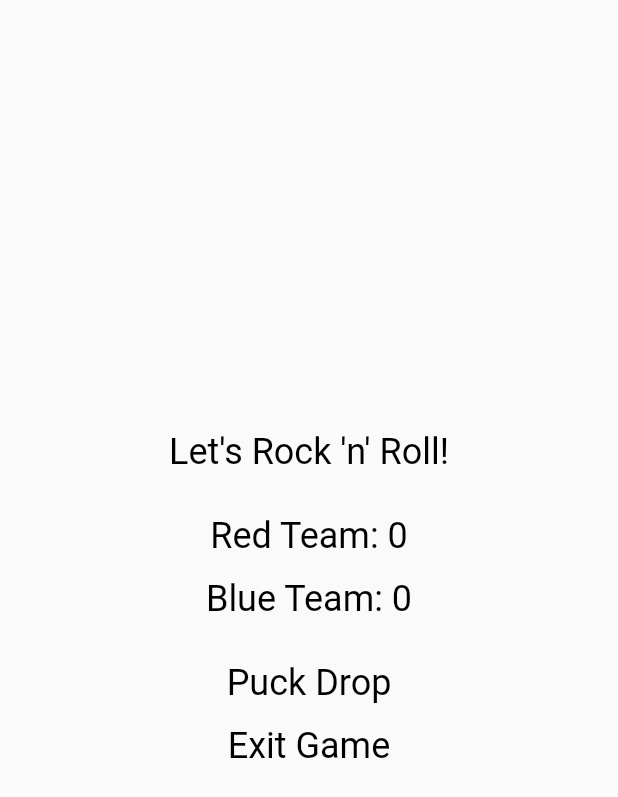
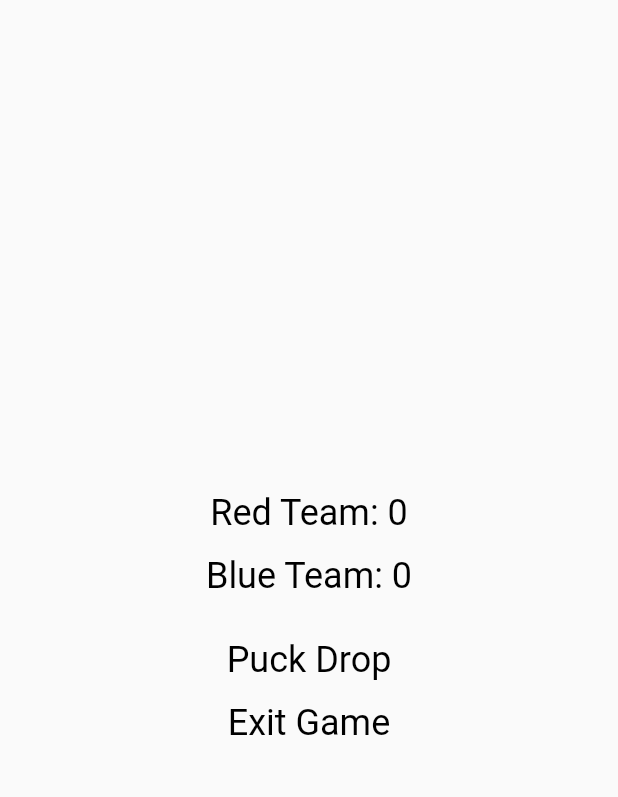
Before and after one commit to peeweesusername/airhockey, a Flutter app: what faceoffMenuBuilder() shows on an empty page, opened directly with empty values, on a phone screen of 412 x 824 dp. Shown: the top 797 px of the screen. Run offline on Flutter 3.47's test engine with Material 2 defaults, Android fonts, the phone set to English and light mode, and no system bars; missing offline and left inert: flame, flame_forge2d.

Commit message:
Improved Menus

```diff
--- a/lib/airhockeygame.dart
+++ b/lib/airhockeygame.dart
@@ -67,6 +67,7 @@ class AirHockeyGame extends Forge2DGame with HasDraggables, TapDetector {
   void restartGame() {
     redscore = 0;
     bluescore = 0;
+    whoScored = PlayerColor.noPlayer;
     paddlesReset();
     overlays.add('FaceoffMenu');
   }
--- a/lib/gamemenus.dart
+++ b/lib/gamemenus.dart
@@ -6,11 +6,10 @@ import 'package:air_hockey/airhockeygame.dart';
 Widget pauseMenuBuilder(BuildContext buildContext, AirHockeyGame game) {
   return Center(
     child: Container(
-      width: 250,
-      height: 250,
       color: Colors.transparent,
       child:  Center(
         child: Column (
+          mainAxisAlignment: MainAxisAlignment.center,
           children: [
             GestureDetector(
                 onTap: (){
@@ -34,27 +33,24 @@ Widget pauseMenuBuilder(BuildContext buildContext, AirHockeyGame game) {
 Widget faceoffMenuBuilder(BuildContext buildContext, AirHockeyGame game) {
   Text  whoScoredText;
   if (game.whoScored == PlayerColor.redPlayer) {
-    whoScoredText =  Text('Team Red Scores!', style: TextStyle(fontSize: 24, color: Colors.black));
-  }
-  else if (game.whoScored == PlayerColor.bluePlayer) {
-    whoScoredText = Text('Team Blue Scores!', style: TextStyle(fontSize: 24, color: Colors.black));
+    whoScoredText =  const Text('Team Red Scores!\n', style: TextStyle(fontSize: 24, color: Colors.black));
   }
   else {
-    whoScoredText = Text("Let's Rock 'n' Roll!", style: TextStyle(fontSize: 24, color: Colors.black));
+    whoScoredText = const Text('Team Blue Scores!\n', style: TextStyle(fontSize: 24, color: Colors.black));
   }
+
   return Center(
     child: Container(
-      width: 250,
-      height: 250,
       color: Colors.transparent,
       child:  Center(
         child: Column (
+          mainAxisAlignment: MainAxisAlignment.center,
           children: [
-            whoScoredText,
-            const Text('', style: TextStyle(fontSize: 24)),
-            Text('Red Team: '  + game.redscore.toString(), style: TextStyle(fontSize: 24, color: Colors.black)),
+            if (game.whoScored != PlayerColor.noPlayer)
+              whoScoredText,
+            Text('Red Team: ${game.redscore}', style: const TextStyle(fontSize: 24, color: Colors.black)),
             const Text('', style: TextStyle(fontSize: 12)),
-            Text('Blue Team: '  + game.bluescore.toString(), style: TextStyle(fontSize: 24, color: Colors.black)),
+            Text('Blue Team: ${game.bluescore}', style: const TextStyle(fontSize: 24, color: Colors.black)),
             const Text('', style: TextStyle(fontSize: 24)),
             GestureDetector(
                 onTap: (){
@@ -79,18 +75,17 @@ Widget faceoffMenuBuilder(BuildContext buildContext, AirHockeyGame game) {
 Widget winnerMenuBuilder(BuildContext buildContext, AirHockeyGame game) {
   Text  winnerText;
   if (game.theWinner == PlayerColor.redPlayer) {
-    winnerText =  Text('Team Red Wins!', style: TextStyle(fontSize: 24, color: Colors.black));
+    winnerText =  const Text('Team Red Wins!', style: TextStyle(fontSize: 24, color: Colors.black));
   }
   else {
-    winnerText = Text('Team Blue Wins!', style: TextStyle(fontSize: 24, color: Colors.black));
+    winnerText = const Text('Team Blue Wins!', style: TextStyle(fontSize: 24, color: Colors.black));
   }
   return Center(
     child: Container(
-      width: 250,
-      height: 250,
       color: Colors.transparent,
       child:  Center(
         child: Column (
+          mainAxisAlignment: MainAxisAlignment.center,
           children: [
             winnerText,
             const Text('', style: TextStyle(fontSize: 24)),
--- a/lib/main.dart
+++ b/lib/main.dart
@@ -6,8 +6,6 @@ import 'package:flutter/services.dart';
 import 'package:air_hockey/airHockeyStatefull.dart';
 
 //TODO:
-//2) Move goals to behind rink wall and put gap in rink all for goals
-//3) Colors: ice, blue line, center line, goal-zone, puck, text
 //4) Sounds: puck drop, goal and winner
 //5) Limit puck speed.
 
```
